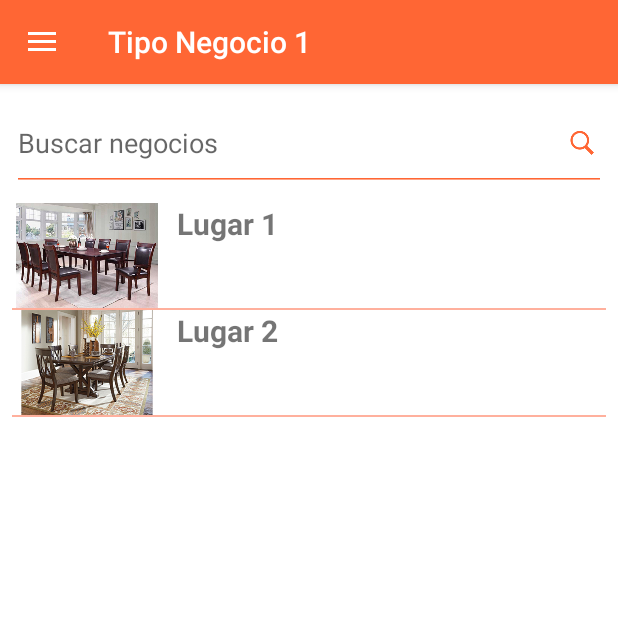
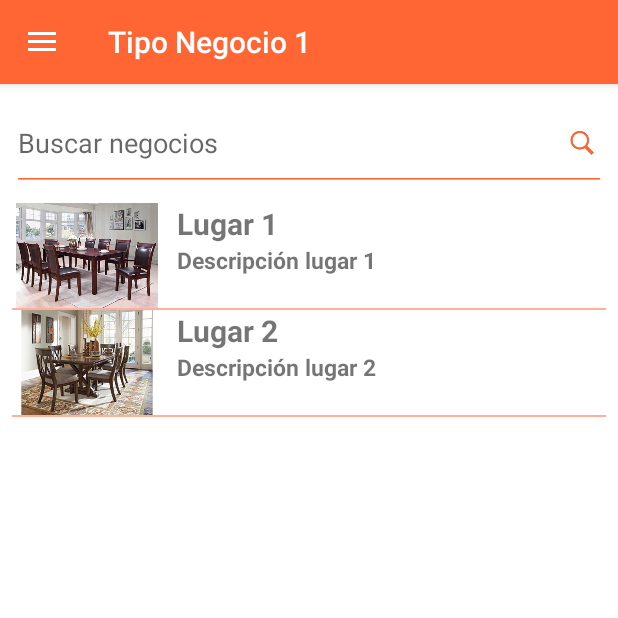
Before and after one commit to VicenteAguileraPerez/lunchApp, an Android app: the screen it shows after launch (MainActivity), after a tap on "Tipo Negocio 1", on a phone screen of 412 x 824 dp, the top half of it. Run offline under Robolectric (Android 15) with nearby library versions, the phone set to English and light mode, and no system bars; 1 statement that could not run was skipped.

Commit message:
Soporte para añadir descripcion del negocio en especifico. Nueva clase para hacer las "transferencias" de datos (miembros estaticos).

```diff
--- a/app/src/main/java/fragmentsPackage/Lugares.java
+++ b/app/src/main/java/fragmentsPackage/Lugares.java
@@ -86,8 +86,8 @@ public class Lugares extends Fragment {
     {
         //se instancia de nuevo, para que no duplique datos, igualmente, aquí deberia hacer la consulta a la DB.
         listaNegocios = new ArrayList<>();
-        listaNegocios.add( new EntidadNegocio(R.drawable.restaurante1,"Lugar 1"));
-        listaNegocios.add( new EntidadNegocio(R.drawable.restaurante2,"Lugar 2"));
+        listaNegocios.add( new EntidadNegocio(R.drawable.restaurante1,"Lugar 1","Descripción lugar 1"));
+        listaNegocios.add( new EntidadNegocio(R.drawable.restaurante2,"Lugar 2","Descripción lugar 2"));
         return  listaNegocios;
     }
 
--- a/app/src/main/java/manipulacionDataLocalPackage/AdaptadorEntidadNegocio.java
+++ b/app/src/main/java/manipulacionDataLocalPackage/AdaptadorEntidadNegocio.java
@@ -46,22 +46,14 @@ public class AdaptadorEntidadNegocio extends BaseAdapter {
 
         ImageView img_foto = convertView.findViewById(R.id.negocio_img);
         TextView negocio_nombre = convertView.findViewById(R.id.negocio_nombre);
-        //si se quiere poner una pequeña descripcion del lugar, descomentar la linea a continuacion,
-        //y descomentar en item_negocio.xml, el view de pequeña descripción.
-        //TextView negocio_pequena_descripcion = convertView.findViewById(R.id.negocio_pequena_descripcion);
+        TextView negocio_descripcion = convertView.findViewById(R.id.negocio_descripcion);
 
         //metodos de la entidadNegocio
         img_foto.setImageResource(Item.getImg_foto());
         negocio_nombre.setText(Item.getNegocio_nombre());
-        //si se quiere poner una pequeña descripcion del lugar, descomentar la linea a continuacion,
-        //y descomentar en item_negocio.xml, el view de pequeña descripción.
-        // negocio_pequena_descripcion.setText(Item.get);
+        negocio_descripcion.setText(Item.getNegocio_descripcion());
 
         return convertView;
-
-
-
-
     }
 
 
--- a/app/src/main/java/manipulacionDataLocalPackage/EntidadNegocio.java
+++ b/app/src/main/java/manipulacionDataLocalPackage/EntidadNegocio.java
@@ -6,29 +6,23 @@ public class EntidadNegocio {
 
     private int img_foto;
     private String negocio_nombre;
+    private String negocio_descripcion;
 
-    //puede tener una pequeña descripcion, pero la omitiré por ahora
-    //private String negocio_pequena_descripcion;
-
-
-    public EntidadNegocio(int img_foto, String negocio_nombre) {
+    public EntidadNegocio(int img_foto, String negocio_nombre, String negocio_descripcion ) {
         this.img_foto = img_foto;
         this.negocio_nombre = negocio_nombre;
+        this.negocio_descripcion = negocio_descripcion;
     }
 
     public int getImg_foto() {
         return img_foto;
     }
 
-    /*public void setImg_foto(int img_foto) {
-        this.img_foto = img_foto;
-    }*/
-
     public String getNegocio_nombre() {
         return negocio_nombre;
     }
 
-    /*public void setNegocio_nombre(String negocio_nombre) {
-        this.negocio_nombre = negocio_nombre;
-    }*/
+    public String getNegocio_descripcion() {
+        return negocio_descripcion;
+    }
 }
--- a/app/src/main/java/manipulacionDataLocalPackage/EntidadTipoNegocio.java
+++ b/app/src/main/java/manipulacionDataLocalPackage/EntidadTipoNegocio.java
@@ -2,6 +2,9 @@ package manipulacionDataLocalPackage;
 
 public class EntidadTipoNegocio
 {
+    /*Esta entidad unicamente seteará miembros por medio del constructor
+    *
+    * */
     private int img_foto;
     private String tipo_negocio_nombre;
     private String tipo_negocio_descripcion;
@@ -20,15 +23,8 @@ public class EntidadTipoNegocio
         return tipo_negocio_nombre;
     }
 
-    /*public void setTipo_negocio_nombre(String tipo_negocio_nombre) {
-        this.tipo_negocio_nombre = tipo_negocio_nombre;
-    }*/
-
     public String getTipo_negocio_descripcion() {
         return tipo_negocio_descripcion;
     }
 
-    /*public void setTipo_negocio_descripcion(String tipo_negocio_descripcion) {
-        this.tipo_negocio_descripcion = tipo_negocio_descripcion;
-    }*/
 }
--- /dev/null
+++ b/app/src/main/java/manipulacionDataLocalPackage/Transferencia.java
@@ -0,0 +1,11 @@
+package manipulacionDataLocalPackage;
+
+/*
+* Clase con miembros estaticos, para hacer los intercambios de objetos entre cada fragment
+* */
+public  class Transferencia {
+
+    public static EntidadNegocio entidadNegocio;
+    public static EntidadTipoNegocio entidadTipoNegocio;
+
+}
--- a/app/src/main/res/layout/item_negocio.xml
+++ b/app/src/main/res/layout/item_negocio.xml
@@ -22,13 +22,16 @@
             android:textSize="20sp"
             android:textStyle="bold" />
 
-        <!--- <TextView
-             android:id="@+id/negocio_pequena_descripcion"
-             android:layout_width="match_parent"
-             android:layout_height="wrap_content"
-             android:textSize="15sp"
-             android:textStyle="bold" />
-     -->
+
+        <TextView
+            android:id="@+id/negocio_descripcion"
+            android:layout_width="match_parent"
+            android:layout_height="wrap_content"
+            android:textSize="15sp"
+            android:textStyle="bold"
+
+            />
+
 
     </LinearLayout>
 
```
